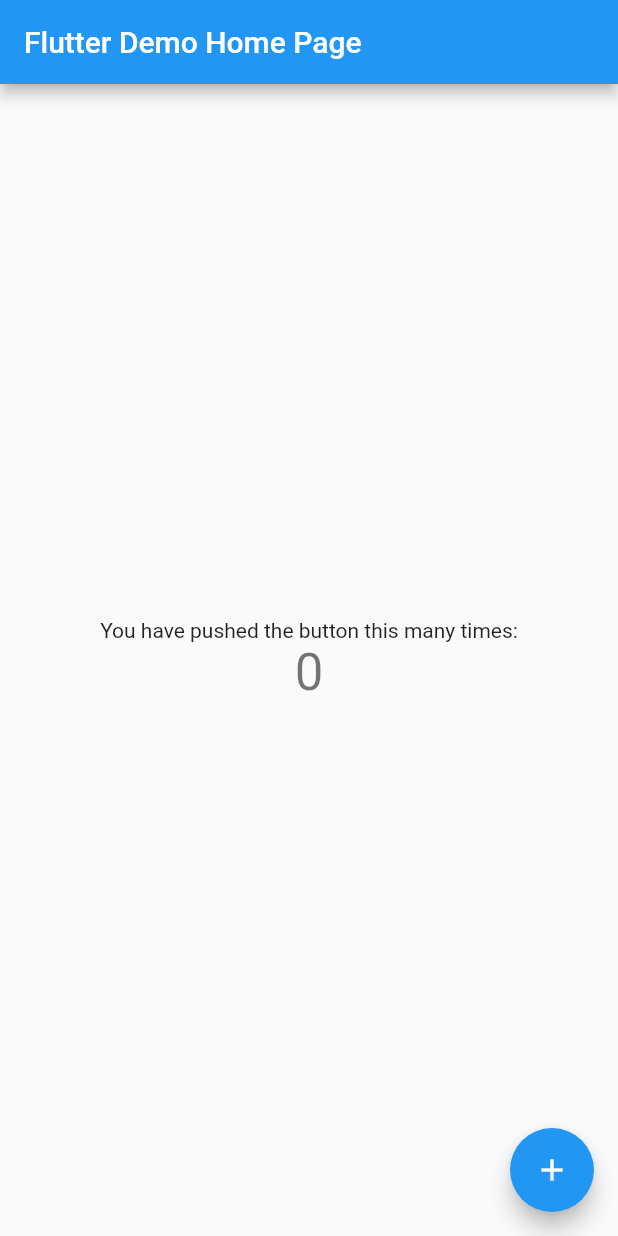
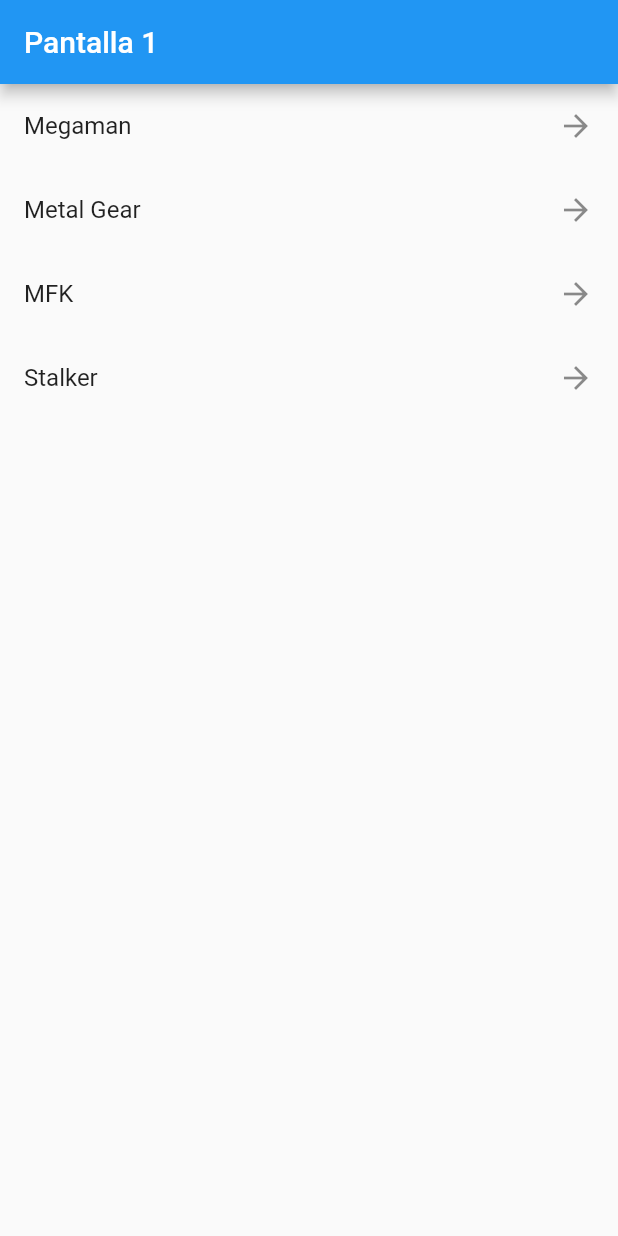
Before and after one commit to Coihue555/flutter-components, a Flutter app: the screen it shows after launch, on a phone screen of 412 x 824 dp. Run offline on Flutter 3.47's test engine with Material 2 defaults, Android fonts, the phone set to English and light mode, and no system bars.

Commit message:
Listviews and ListTiles

```diff
--- a/flutter_components/lib/main.dart
+++ b/flutter_components/lib/main.dart
@@ -1,115 +1,17 @@
 import 'package:flutter/material.dart';
+import 'package:flutter_components/screens/listview1_screen.dart';
 
-void main() {
-  runApp(const MyApp());
-}
+void main() => runApp(const MyApp());
 
 class MyApp extends StatelessWidget {
   const MyApp({Key? key}) : super(key: key);
 
-  // This widget is the root of your application.
   @override
   Widget build(BuildContext context) {
-    return MaterialApp(
-      title: 'Flutter Demo',
-      theme: ThemeData(
-        // This is the theme of your application.
-        //
-        // Try running your application with "flutter run". You'll see the
-        // application has a blue toolbar. Then, without quitting the app, try
-        // changing the primarySwatch below to Colors.green and then invoke
-        // "hot reload" (press "r" in the console where you ran "flutter run",
-        // or simply save your changes to "hot reload" in a Flutter IDE).
-        // Notice that the counter didn't reset back to zero; the application
-        // is not restarted.
-        primarySwatch: Colors.blue,
-      ),
-      home: const MyHomePage(title: 'Flutter Demo Home Page'),
+    return const MaterialApp(
+      debugShowCheckedModeBanner: false,
+      title: 'Material App',
+      home: Listview1Screen()
     );
   }
 }
-
-class MyHomePage extends StatefulWidget {
-  const MyHomePage({Key? key, required this.title}) : super(key: key);
-
-  // This widget is the home page of your application. It is stateful, meaning
-  // that it has a State object (defined below) that contains fields that affect
-  // how it looks.
-
-  // This class is the configuration for the state. It holds the values (in this
-  // case the title) provided by the parent (in this case the App widget) and
-  // used by the build method of the State. Fields in a Widget subclass are
-  // always marked "final".
-
-  final String title;
-
-  @override
-  State<MyHomePage> createState() => _MyHomePageState();
-}
-
-class _MyHomePageState extends State<MyHomePage> {
-  int _counter = 0;
-
-  void _incrementCounter() {
-    setState(() {
-      // This call to setState tells the Flutter framework that something has
-      // changed in this State, which causes it to rerun the build method below
-      // so that the display can reflect the updated values. If we changed
-      // _counter without calling setState(), then the build method would not be
-      // called again, and so nothing would appear to happen.
-      _counter++;
-    });
-  }
-
-  @override
-  Widget build(BuildContext context) {
-    // This method is rerun every time setState is called, for instance as done
-    // by the _incrementCounter method above.
-    //
-    // The Flutter framework has been optimized to make rerunning build methods
-    // fast, so that you can just rebuild anything that needs updating rather
-    // than having to individually change instances of widgets.
-    return Scaffold(
-      appBar: AppBar(
-        // Here we take the value from the MyHomePage object that was created by
-        // the App.build method, and use it to set our appbar title.
-        title: Text(widget.title),
-      ),
-      body: Center(
-        // Center is a layout widget. It takes a single child and positions it
-        // in the middle of the parent.
-        child: Column(
-          // Column is also a layout widget. It takes a list of children and
-          // arranges them vertically. By default, it sizes itself to fit its
-          // children horizontally, and tries to be as tall as its parent.
-          //
-          // Invoke "debug painting" (press "p" in the console, choose the
-          // "Toggle Debug Paint" action from the Flutter Inspector in Android
-          // Studio, or the "Toggle Debug Paint" command in Visual Studio Code)
-          // to see the wireframe for each widget.
-          //
-          // Column has various properties to control how it sizes itself and
-          // how it positions its children. Here we use mainAxisAlignment to
-          // center the children vertically; the main axis here is the vertical
-          // axis because Columns are vertical (the cross axis would be
-          // horizontal).
-          mainAxisAlignment: MainAxisAlignment.center,
-          children: <Widget>[
-            const Text(
-              'You have pushed the button this many times:',
-            ),
-            Text(
-              '$_counter',
-              style: Theme.of(context).textTheme.headline4,
-            ),
-          ],
-        ),
-      ),
-      floatingActionButton: FloatingActionButton(
-        onPressed: _incrementCounter,
-        tooltip: 'Increment',
-        child: const Icon(Icons.add),
-      ), // This trailing comma makes auto-formatting nicer for build methods.
-    );
-  }
-}
--- /dev/null
+++ b/flutter_components/lib/screens/listview1_screen.dart
@@ -0,0 +1,30 @@
+import 'package:flutter/material.dart';
+
+class Listview1Screen extends StatelessWidget {
+
+  final options = const['Megaman', 'Metal Gear', 'MFK', 'Stalker'];
+
+  const Listview1Screen({Key? key}) : super(key: key);
+
+  @override
+  Widget build(BuildContext context) {
+    return  Scaffold(
+      appBar: AppBar(
+        title: const Text('Pantalla 1'),
+      ),
+      body: ListView(
+        children: [
+
+
+          ...options.map(
+            (game) => ListTile(
+              title: Text(game),
+              trailing: const Icon(Icons.arrow_forward_outlined),
+            )
+            ).toList()
+
+          ],
+        )
+    );
+  }
+}
```
